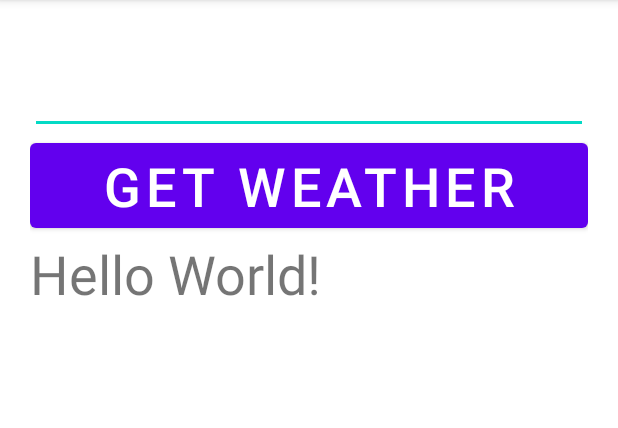
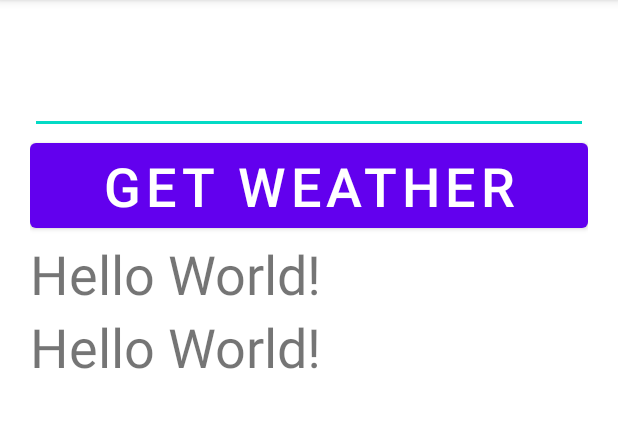
Before and after one commit to camodeca002/GUWeather-Fall21, an Android app: the screen it shows after launch (MainActivity), on a phone screen of 412 x 824 dp, the part 84-512 px from its top. Run offline under Robolectric (Android 15) with nearby library versions, the phone set to English and light mode, and no system bars; our stand-ins replace Volley.

Commit message:
Show condition on UI

```diff
--- a/app/src/main/java/edu/gannon/guweather/MainActivity.java
+++ b/app/src/main/java/edu/gannon/guweather/MainActivity.java
@@ -25,6 +25,7 @@ public class MainActivity extends AppCompatActivity {
 
     // add this comment
     TextView tvTemperature;
+    TextView tvCondition;
     Button btnGetWeather;
     EditText etZipcode;
     RequestQueue queue;
@@ -38,6 +39,7 @@ public class MainActivity extends AppCompatActivity {
         Context context = getApplicationContext();
         weatherApi = new OpenWeatherMapApi(context);
         tvTemperature  = findViewById(R.id.tvTemperature);
+        tvCondition  = findViewById(R.id.tvCondition);
         etZipcode = findViewById(R.id.etZipcode);
         btnGetWeather = findViewById(R.id.btnGetWeather);
 
@@ -50,6 +52,7 @@ public class MainActivity extends AppCompatActivity {
                     public void success(CurrentWeather weather) {
                         int temperature = (int) (weather.getTemperature() - 273);
                         tvTemperature.setText(temperature + "");
+                        tvCondition.setText(weather.getCondition());
                     }
 
                     @Override
--- a/app/src/main/res/layout/activity_main.xml
+++ b/app/src/main/res/layout/activity_main.xml
@@ -32,6 +32,16 @@
             app:layout_constraintLeft_toLeftOf="parent"
             app:layout_constraintRight_toRightOf="parent"
             app:layout_constraintTop_toTopOf="parent" />
+        <TextView
+            android:id="@+id/tvCondition"
+            android:textSize="36sp"
+            android:layout_width="wrap_content"
+            android:layout_height="wrap_content"
+            android:text="Hello World!"
+            app:layout_constraintBottom_toBottomOf="parent"
+            app:layout_constraintLeft_toLeftOf="parent"
+            app:layout_constraintRight_toRightOf="parent"
+            app:layout_constraintTop_toTopOf="parent" />
     </LinearLayout>
 
 
```
Also changed, not shown: app/src/main/java/edu/gannon/guweather/OpenWeatherMapApi.java (+9 -1 lines).
